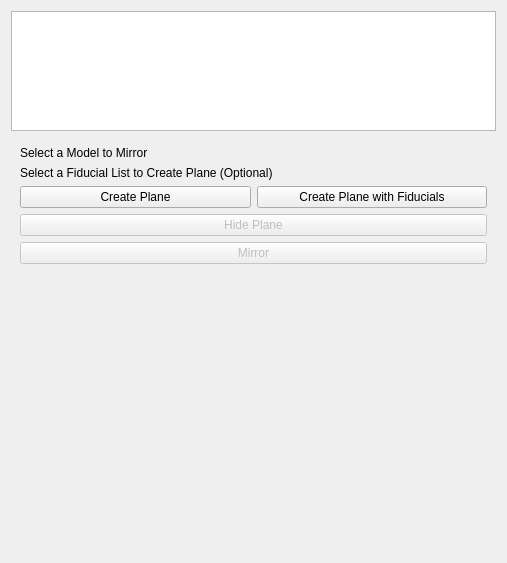
Old version of the form Resources/UI/qSlicerSurfaceMirrorModule.ui in the repository lucaluo/SurfaceMirror.
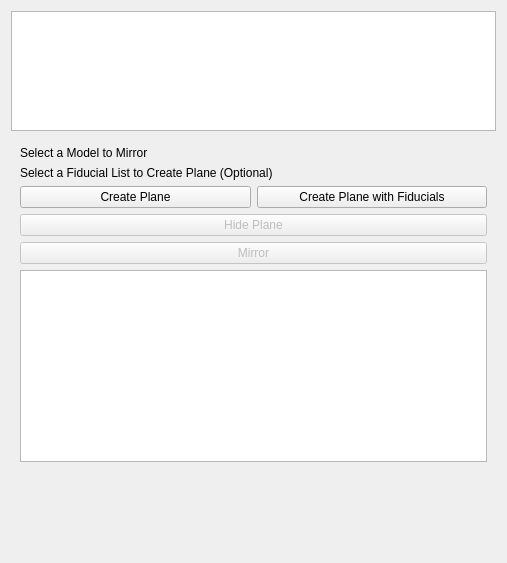
New version of the form. Custom widgets are drawn as their Qt base class.

Commit message: Complete main function of createPlaneByFiducials

What changed in the file:
```diff
--- a/Resources/UI/qSlicerSurfaceMirrorModule.ui
+++ b/Resources/UI/qSlicerSurfaceMirrorModule.ui
@@ -195,6 +195,26 @@
         </property>
        </widget>
       </item>
+      <item>
+       <widget class="QTextEdit" name="hintText">
+        <property name="enabled">
+         <bool>true</bool>
+        </property>
+        <property name="autoFillBackground">
+         <bool>false</bool>
+        </property>
+        <property name="html">
+         <string>&lt;!DOCTYPE HTML PUBLIC &quot;-//W3C//DTD HTML 4.0//EN&quot; &quot;http://www.w3.org/TR/REC-html40/strict.dtd&quot;&gt;
+&lt;html&gt;&lt;head&gt;&lt;meta name=&quot;qrichtext&quot; content=&quot;1&quot; /&gt;&lt;style type=&quot;text/css&quot;&gt;
+p, li { white-space: pre-wrap; }
+&lt;/style&gt;&lt;/head&gt;&lt;body style=&quot; font-family:'Lucida Grande'; font-size:13pt; font-weight:400; font-style:normal;&quot;&gt;
+&lt;p style=&quot;-qt-paragraph-type:empty; margin-top:0px; margin-bottom:0px; margin-left:0px; margin-right:0px; -qt-block-indent:0; text-indent:0px; color:#ff0000;&quot;&gt;&lt;/p&gt;&lt;/body&gt;&lt;/html&gt;</string>
+        </property>
+        <property name="textInteractionFlags">
+         <set>Qt::TextSelectableByKeyboard|Qt::TextSelectableByMouse</set>
+        </property>
+       </widget>
+      </item>
      </layout>
     </widget>
    </item>
```
The commit also changes 2 other files.
